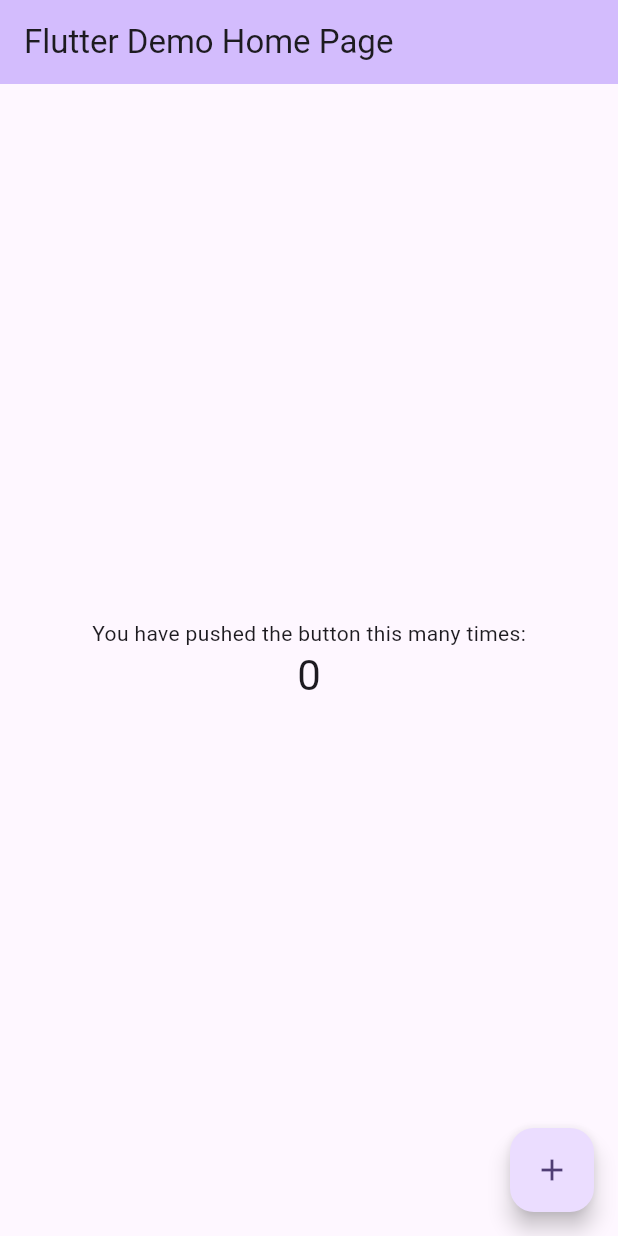
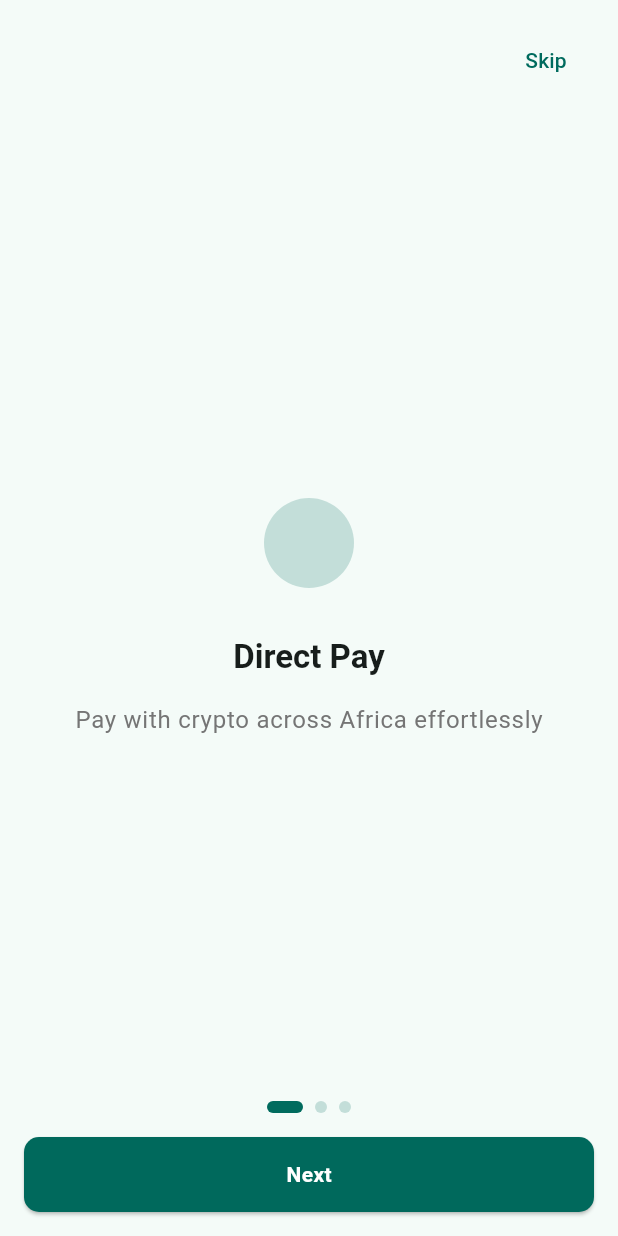
Before and after one commit to lucyogutu/pretium_replica, a Flutter app: the screen it shows after launch, on a phone screen of 412 x 824 dp. Run offline on Flutter 3.47's test engine with Material 3 defaults, Android fonts, the phone set to English and light mode, and no system bars; drawn by our look-alikes of smooth_page_indicator.

Commit message:
feat: scaffold onboarding pages

```diff
--- /dev/null
+++ b/lib/application/entities/onboarding_data.dart
@@ -0,0 +1,11 @@
+class OnboardingData {
+  final String asset;
+  final String title;
+  final String description;
+
+  OnboardingData({
+    required this.asset,
+    required this.title,
+    required this.description,
+  });
+}
--- /dev/null
+++ b/lib/application/utils.dart
@@ -0,0 +1,20 @@
+import 'package:pretium_replica/application/entities/onboarding_data.dart';
+import 'package:pretium_replica/application/value_objects/app_strings.dart';
+
+List<OnboardingData> onboardingData = <OnboardingData>[
+  OnboardingData(
+    asset: '',
+    title: pageOneTitle,
+    description: pageOneDescription,
+  ),
+  OnboardingData(
+    asset: '',
+    title: pageTwoTitle,
+    description: pageTwoDescription,
+  ),
+  OnboardingData(
+    asset: '',
+    title: pageThreeTitle,
+    description: pageThreeDescription,
+  ),
+];
--- /dev/null
+++ b/lib/application/value_objects/app_strings.dart
@@ -0,0 +1,10 @@
+const String pageOneTitle = 'Direct Pay';
+const String pageOneDescription = 'Pay with crypto across Africa effortlessly';
+const String pageTwoTitle = 'Accept Payments';
+const String pageTwoDescription = 'Accept stablecoin payments hassle-free';
+const String pageThreeTitle = 'Pay Bills';
+const String pageThreeDescription = 'Pay for utility services and earn rewards';
+
+const String getStarted = 'Get Started';
+const String next = 'Next';
+const String skip = 'Skip';
--- /dev/null
+++ b/lib/application/value_objects/spaces.dart
@@ -0,0 +1,9 @@
+import 'package:flutter/material.dart';
+
+const SizedBox smallVerticalSizedBox = SizedBox(height: 8);
+const SizedBox mediumVerticalSizedBox = SizedBox(height: 16);
+const SizedBox largeVerticalSizedBox = SizedBox(height: 32);
+
+const SizedBox smallHorizontalSizedBox = SizedBox(width: 8);
+const SizedBox mediumHorizontalSizedBox = SizedBox(width: 16);
+const SizedBox largeHorizontalSizedBox = SizedBox(width: 32);
--- a/lib/main.dart
+++ b/lib/main.dart
@@ -1,4 +1,5 @@
 import 'package:flutter/material.dart';
+import 'package:pretium_replica/Presentation/onboarding/pages/onboarding_page.dart';
 
 void main() {
   runApp(const MyApp());
@@ -10,59 +11,24 @@ class MyApp extends StatelessWidget {
   @override
   Widget build(BuildContext context) {
     return MaterialApp(
-      title: 'Flutter Demo',
+      title: 'Pretium Replica',
       theme: ThemeData(
-        colorScheme: ColorScheme.fromSeed(seedColor: Colors.deepPurple),
         useMaterial3: true,
+        colorScheme: ColorScheme.fromSeed(
+          seedColor: Colors.teal[800]!,
+        ),
+        elevatedButtonTheme: ElevatedButtonThemeData(
+          style: ButtonStyle(
+            foregroundColor: WidgetStatePropertyAll(
+              Colors.white,
+            ),
+            backgroundColor: WidgetStatePropertyAll(
+              Colors.teal[800],
+            ),
+          ),
+        ),
       ),
-      home: const MyHomePage(title: 'Flutter Demo Home Page'),
+      home: const OnboardingPage(),
     );
   }
 }
-
-class MyHomePage extends StatefulWidget {
-  const MyHomePage({super.key, required this.title});
-  final String title;
-
-  @override
-  State<MyHomePage> createState() => _MyHomePageState();
-}
-
-class _MyHomePageState extends State<MyHomePage> {
-  int _counter = 0;
-
-  void _incrementCounter() {
-    setState(() {
-      _counter++;
-    });
-  }
-
-  @override
-  Widget build(BuildContext context) {
-    return Scaffold(
-      appBar: AppBar(
-        backgroundColor: Theme.of(context).colorScheme.inversePrimary,
-        title: Text(widget.title),
-      ),
-      body: Center(
-        child: Column(
-          mainAxisAlignment: MainAxisAlignment.center,
-          children: <Widget>[
-            const Text(
-              'You have pushed the button this many times:',
-            ),
-            Text(
-              '$_counter',
-              style: Theme.of(context).textTheme.headlineMedium,
-            ),
-          ],
-        ),
-      ),
-      floatingActionButton: FloatingActionButton(
-        onPressed: _incrementCounter,
-        tooltip: 'Increment',
-        child: const Icon(Icons.add),
-      ),
-    );
-  }
-}
--- /dev/null
+++ b/lib/presentation/onboarding/pages/onboarding_page.dart
@@ -0,0 +1,132 @@
+import 'package:flutter/material.dart';
+import 'package:pretium_replica/application/entities/onboarding_data.dart';
+import 'package:pretium_replica/application/utils.dart';
+import 'package:pretium_replica/application/value_objects/app_strings.dart';
+import 'package:pretium_replica/application/value_objects/spaces.dart';
+import 'package:smooth_page_indicator/smooth_page_indicator.dart';
+
+class OnboardingPage extends StatefulWidget {
+  const OnboardingPage({super.key});
+
+  @override
+  State<OnboardingPage> createState() => _OnboardingPageState();
+}
+
+class _OnboardingPageState extends State<OnboardingPage> {
+  final PageController _pageController = PageController();
+  bool onLastPage = false;
+
+  @override
+  Widget build(BuildContext context) {
+    return Scaffold(
+      body: SafeArea(
+        child: Padding(
+          padding: const EdgeInsets.all(16.0),
+          child: Stack(
+            children: <Widget>[
+              Positioned(
+                top: 0,
+                right: 0,
+                child: TextButton(
+                  onPressed: () {},
+                  child: Text(
+                    skip,
+                  ),
+                ),
+              ),
+              PageView.builder(
+                controller: _pageController,
+                itemCount: onboardingData.length,
+                onPageChanged: (int index) {
+                  setState(() {
+                    onLastPage = (index == onboardingData.length - 1);
+                  });
+                },
+                itemBuilder: (BuildContext context, int index) {
+                  final OnboardingData pageData = onboardingData[index];
+
+                  return Column(
+                    crossAxisAlignment: CrossAxisAlignment.center,
+                    children: <Widget>[
+                      const Spacer(),
+                      Container(
+                        width: 60,
+                        height: 60,
+                        decoration: BoxDecoration(
+                          shape: BoxShape.circle,
+                          color: Theme.of(context)
+                              .primaryColor
+                              .withValues(alpha: 0.2),
+                        ),
+                        padding: const EdgeInsets.all(16.0),
+                      ),
+                      largeVerticalSizedBox,
+                      Text(
+                        pageData.title,
+                        style: Theme.of(context).textTheme.titleLarge?.copyWith(
+                              fontWeight: FontWeight.w700,
+                            ),
+                      ),
+                      mediumVerticalSizedBox,
+                      Text(
+                        pageData.description,
+                        style: Theme.of(context).textTheme.bodyLarge?.copyWith(
+                              color: Colors.grey[600]
+                            ),
+                      ),
+                      const Spacer(),
+                    ],
+                  );
+                },
+              ),
+              Positioned(
+                bottom: 0,
+                left: 0,
+                right: 0,
+                child: Column(
+                  children: <Widget>[
+                    SmoothPageIndicator(
+                      controller: _pageController,
+                      count: onboardingData.length,
+                      effect: ExpandingDotsEffect(
+                        dotWidth: 8,
+                        dotHeight: 8,
+                        dotColor: Theme.of(context)
+                            .colorScheme
+                            .primary
+                            .withValues(alpha: 0.2),
+                        activeDotColor: Theme.of(context).colorScheme.primary,
+                      ),
+                    ),
+                    mediumVerticalSizedBox,
+                    SizedBox(
+                      width: double.infinity,
+                      height: 50,
+                      child: ElevatedButton(
+                        onPressed: () {},
+                        style: ButtonStyle(
+                            shape:
+                                WidgetStateProperty.all<RoundedRectangleBorder>(
+                                    RoundedRectangleBorder(
+                          borderRadius: BorderRadius.circular(10.0),
+                        ))),
+                        child: Text(
+                          onLastPage ? getStarted : next,
+                          style:
+                              Theme.of(context).textTheme.bodyMedium?.copyWith(
+                                    fontWeight: FontWeight.w700,
+                                    color: Colors.white,
+                                  ),
+                        ),
+                      ),
+                    ),
+                  ],
+                ),
+              )
+            ],
+          ),
+        ),
+      ),
+    );
+  }
+}
--- a/pubspec.yaml
+++ b/pubspec.yaml
@@ -1,7 +1,5 @@
 name: pretium_replica
 description: "A new Flutter project."
-# The following line prevents the package from being accidentally published to
-# pub.dev using `flutter pub publish`. This is preferred for private packages.
 publish_to: 'none' # Remove this line if you wish to publish to pub.dev
 
 # The following defines the version and build number for your application.
@@ -34,6 +32,7 @@ dependencies:
   # The following adds the Cupertino Icons font to your application.
   # Use with the CupertinoIcons class for iOS style icons.
   cupertino_icons: ^1.0.8
+  smooth_page_indicator: ^1.2.1
 
 dev_dependencies:
   flutter_test:
```
Also changed, not shown: lib/presentation/onboarding/pages/login_page.dart (added), lib/presentation/onboarding/pages/registration_page.dart (added), pubspec.lock.
